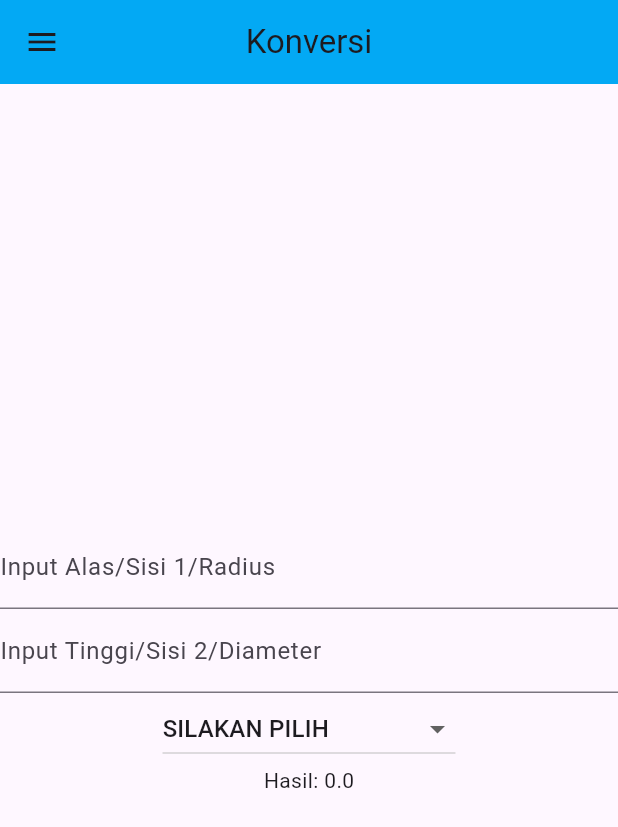
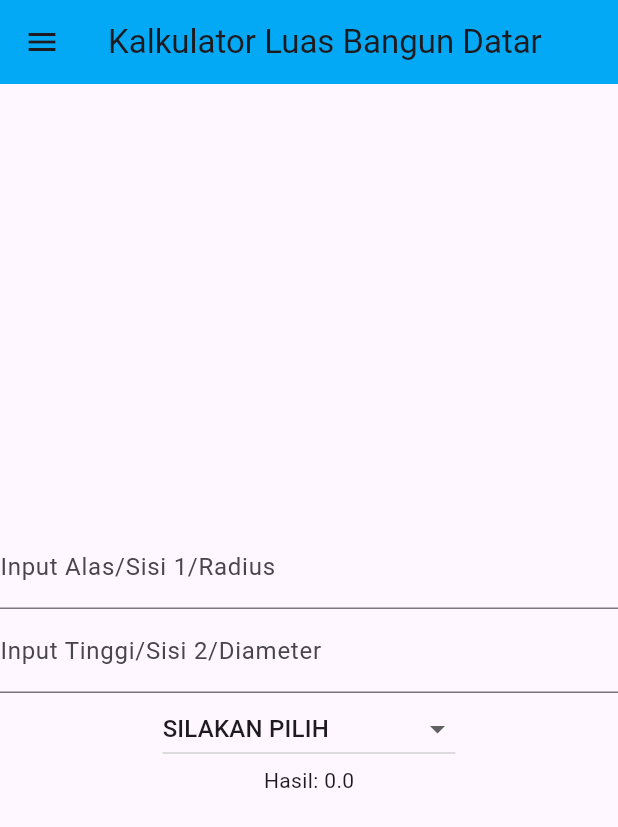
Before and after one commit to Rickysalim/mobile_flutter_biodata, a Flutter app: the HomePage screen opened directly, on a phone screen of 412 x 824 dp. Shown: the top 827 px of the screen. Run offline on Flutter 3.47's test engine with Material 2 defaults, Android fonts, the phone set to English and light mode, and no system bars; missing offline and left inert: dart:ffi.

Commit message:
shape_conversion

```diff
--- a/lib/shape_conversion.dart
+++ b/lib/shape_conversion.dart
@@ -121,7 +121,7 @@ class ShapeCalculation extends State<HomePage> {
     return Scaffold(
         appBar: AppBar(
           centerTitle: true,
-          title: Text("Konversi"),
+          title: Text("Kalkulator Luas Bangun Datar "),
           backgroundColor: Colors.lightBlue,
         ),
         drawer: Drawer(
```
